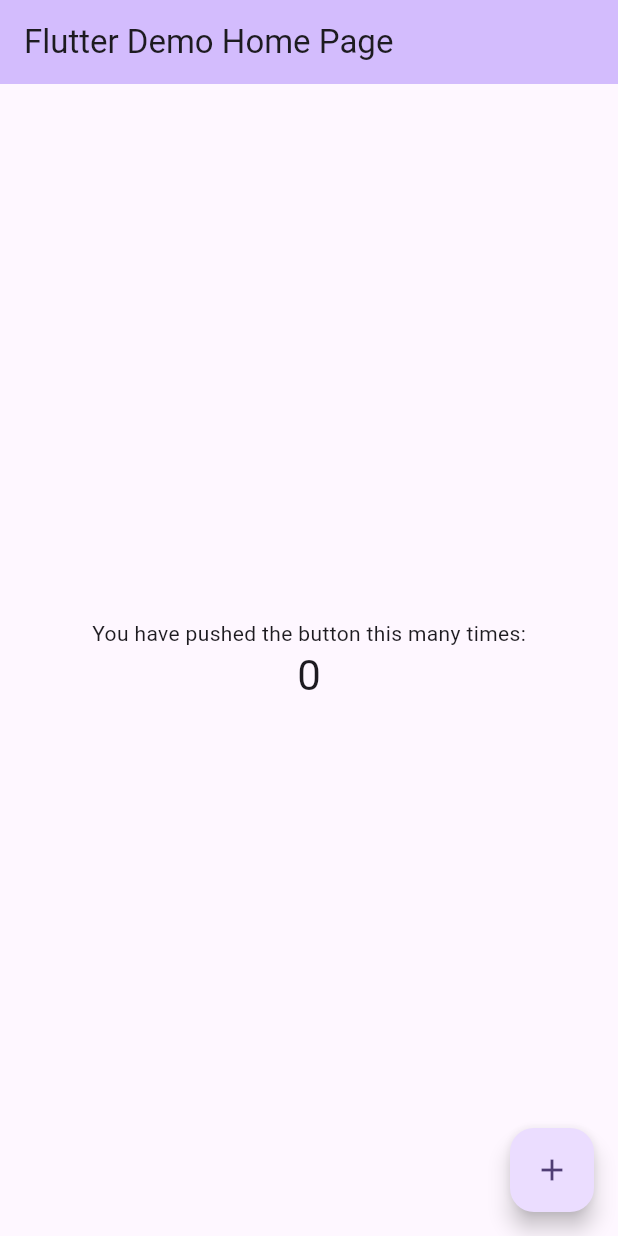
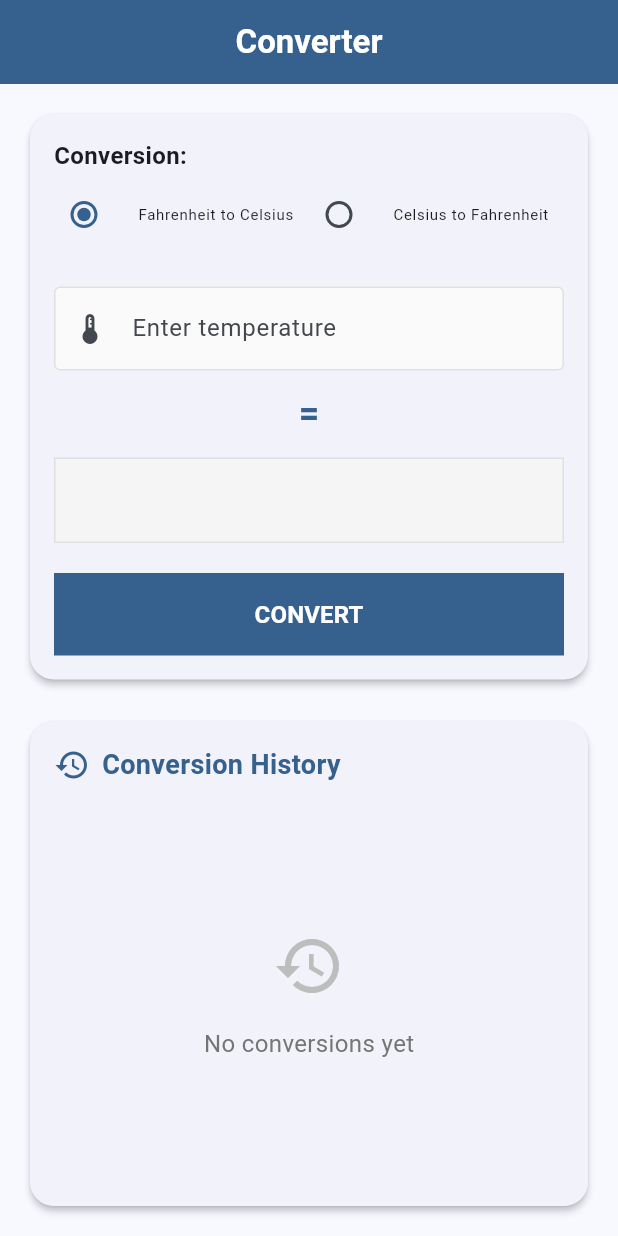
Before and after one commit to MikeManzi/flutter-temperature-converter, a Flutter app: the screen it shows after launch, on a phone screen of 412 x 824 dp. Run offline on Flutter 3.47's test engine with Material 3 defaults, Android fonts, the phone set to English and light mode, and no system bars.

Commit message:
feat: temperature conversion

```diff
--- a/lib/main.dart
+++ b/lib/main.dart
@@ -1,122 +1,43 @@
 import 'package:flutter/material.dart';
+import 'screens/converter_screen.dart';
 
 void main() {
-  runApp(const MyApp());
+  runApp(const ConverterApp());
 }
 
-class MyApp extends StatelessWidget {
-  const MyApp({super.key});
+class ConverterApp extends StatelessWidget {
+  const ConverterApp({super.key});
 
-  // This widget is the root of your application.
   @override
   Widget build(BuildContext context) {
     return MaterialApp(
-      title: 'Flutter Demo',
+      title: 'Converter',
       theme: ThemeData(
-        // This is the theme of your application.
-        //
-        // TRY THIS: Try running your application with "flutter run". You'll see
-        // the application has a purple toolbar. Then, without quitting the app,
-        // try changing the seedColor in the colorScheme below to Colors.green
-        // and then invoke "hot reload" (save your changes or press the "hot
-        // reload" button in a Flutter-supported IDE, or press "r" if you used
-        // the command line to start the app).
-        //
-        // Notice that the counter didn't reset back to zero; the application
-        // state is not lost during the reload. To reset the state, use hot
-        // restart instead.
-        //
-        // This works for code too, not just values: Most code changes can be
-        // tested with just a hot reload.
-        colorScheme: ColorScheme.fromSeed(seedColor: Colors.deepPurple),
+        primarySwatch: Colors.blue,
+        colorScheme: ColorScheme.fromSeed(
+          seedColor: Colors.blue,
+          brightness: Brightness.light,
+        ),
+        useMaterial3: true,
+        inputDecorationTheme: InputDecorationTheme(
+          filled: true,
+          fillColor: Colors.grey.shade50,
+          border: OutlineInputBorder(
+            borderSide: BorderSide(color: Colors.grey.shade300),
+          ),
+          enabledBorder: OutlineInputBorder(
+            borderSide: BorderSide(color: Colors.grey.shade300),
+          ),
+        ),
+        elevatedButtonTheme: ElevatedButtonThemeData(
+          style: ElevatedButton.styleFrom(
+            elevation: 0,
+            padding: const EdgeInsets.symmetric(vertical: 16),
+          ),
+        ),
       ),
-      home: const MyHomePage(title: 'Flutter Demo Home Page'),
+      home: const ConverterScreen(),
+      debugShowCheckedModeBanner: false,
     );
   }
 }
-
-class MyHomePage extends StatefulWidget {
-  const MyHomePage({super.key, required this.title});
-
-  // This widget is the home page of your application. It is stateful, meaning
-  // that it has a State object (defined below) that contains fields that affect
-  // how it looks.
-
-  // This class is the configuration for the state. It holds the values (in this
-  // case the title) provided by the parent (in this case the App widget) and
-  // used by the build method of the State. Fields in a Widget subclass are
-  // always marked "final".
-
-  final String title;
-
-  @override
-  State<MyHomePage> createState() => _MyHomePageState();
-}
-
-class _MyHomePageState extends State<MyHomePage> {
-  int _counter = 0;
-
-  void _incrementCounter() {
-    setState(() {
-      // This call to setState tells the Flutter framework that something has
-      // changed in this State, which causes it to rerun the build method below
-      // so that the display can reflect the updated values. If we changed
-      // _counter without calling setState(), then the build method would not be
-      // called again, and so nothing would appear to happen.
-      _counter++;
-    });
-  }
-
-  @override
-  Widget build(BuildContext context) {
-    // This method is rerun every time setState is called, for instance as done
-    // by the _incrementCounter method above.
-    //
-    // The Flutter framework has been optimized to make rerunning build methods
-    // fast, so that you can just rebuild anything that needs updating rather
-    // than having to individually change instances of widgets.
-    return Scaffold(
-      appBar: AppBar(
-        // TRY THIS: Try changing the color here to a specific color (to
-        // Colors.amber, perhaps?) and trigger a hot reload to see the AppBar
-        // change color while the other colors stay the same.
-        backgroundColor: Theme.of(context).colorScheme.inversePrimary,
-        // Here we take the value from the MyHomePage object that was created by
-        // the App.build method, and use it to set our appbar title.
-        title: Text(widget.title),
-      ),
-      body: Center(
-        // Center is a layout widget. It takes a single child and positions it
-        // in the middle of the parent.
-        child: Column(
-          // Column is also a layout widget. It takes a list of children and
-          // arranges them vertically. By default, it sizes itself to fit its
-          // children horizontally, and tries to be as tall as its parent.
-          //
-          // Column has various properties to control how it sizes itself and
-          // how it positions its children. Here we use mainAxisAlignment to
-          // center the children vertically; the main axis here is the vertical
-          // axis because Columns are vertical (the cross axis would be
-          // horizontal).
-          //
-          // TRY THIS: Invoke "debug painting" (choose the "Toggle Debug Paint"
-          // action in the IDE, or press "p" in the console), to see the
-          // wireframe for each widget.
-          mainAxisAlignment: MainAxisAlignment.center,
-          children: <Widget>[
-            const Text('You have pushed the button this many times:'),
-            Text(
-              '$_counter',
-              style: Theme.of(context).textTheme.headlineMedium,
-            ),
-          ],
-        ),
-      ),
-      floatingActionButton: FloatingActionButton(
-        onPressed: _incrementCounter,
-        tooltip: 'Increment',
-        child: const Icon(Icons.add),
-      ), // This trailing comma makes auto-formatting nicer for build methods.
-    );
-  }
-}
--- /dev/null
+++ b/lib/models/conversion_history.dart
@@ -0,0 +1,20 @@
+class ConversionHistory {
+  final String type;
+  final double inputValue;
+  final double outputValue;
+
+  ConversionHistory({
+    required this.type,
+    required this.inputValue,
+    required this.outputValue,
+  });
+
+  /// Returns a formatted string for display purposes.
+  String get displayText {
+    if (type == 'F to C') {
+      return 'F to C: ${inputValue.toStringAsFixed(1)} ⇒ ${outputValue.toStringAsFixed(1)}';
+    } else {
+      return 'C to F: ${inputValue.toStringAsFixed(1)} ⇒ ${outputValue.toStringAsFixed(1)}';
+    }
+  }
+}
--- /dev/null
+++ b/lib/screens/converter_screen.dart
@@ -0,0 +1,276 @@
+import 'package:flutter/material.dart';
+import '../models/conversion_history.dart';
+import '../utils/converter.dart';
+import '../widgets/conversion_selector.dart';
+import '../widgets/temperature_section.dart';
+import '../widgets/conversion_history.dart';
+
+/// The main screen of the Converter app.
+class ConverterScreen extends StatefulWidget {
+  const ConverterScreen({super.key});
+
+  @override
+  State<ConverterScreen> createState() => _ConverterScreenState();
+}
+
+class _ConverterScreenState extends State<ConverterScreen> {
+  // Controller for the input text field
+  final TextEditingController _inputController = TextEditingController();
+
+  // Flag to determine conversion direction: true for F to C, false for C to F
+  bool _isFahrenheitToCelsius = true;
+
+  // Holds the converted temperature value
+  double? _convertedValue;
+
+  // List to store conversion history
+  final List<ConversionHistory> _conversionHistory = [];
+
+  @override
+  void dispose() {
+    _inputController.dispose();
+    super.dispose();
+  }
+
+  /// Handles the temperature conversion process.
+  ///
+  /// This method:
+  /// 1. Validates the input value
+  /// 2. Performs the conversion
+  /// 3. Updates the conversion history
+  /// 4. Updates the UI state
+  void _handleConversion() {
+    // Validate empty input
+    if (_inputController.text.isEmpty) {
+      ScaffoldMessenger.of(context).showSnackBar(
+        const SnackBar(content: Text('Please enter a temperature value')),
+      );
+      return;
+    }
+
+    // Validate numeric input
+    final inputValue = double.tryParse(_inputController.text);
+    if (inputValue == null) {
+      ScaffoldMessenger.of(context).showSnackBar(
+        const SnackBar(content: Text('Please enter a valid number')),
+      );
+      return;
+    }
+
+    // Perform conversion and update history
+    final convertedValue = convertTemperature(
+      inputValue,
+      _isFahrenheitToCelsius,
+    );
+    final historyEntry = ConversionHistory(
+      type: _isFahrenheitToCelsius ? 'F to C' : 'C to F',
+      inputValue: inputValue,
+      outputValue: convertedValue,
+    );
+
+    setState(() {
+      _convertedValue = convertedValue;
+      _conversionHistory.insert(0, historyEntry);
+    });
+  }
+
+  @override
+  Widget build(BuildContext context) {
+    return Scaffold(
+      resizeToAvoidBottomInset: false,
+      appBar: AppBar(
+        title: const Text(
+          'Converter',
+          style: TextStyle(color: Colors.white, fontWeight: FontWeight.bold),
+        ),
+        backgroundColor: Theme.of(context).colorScheme.primary,
+        centerTitle: true,
+        elevation: 0,
+      ),
+      body: OrientationBuilder(
+        builder: (context, orientation) {
+          if (orientation == Orientation.portrait) {
+            return _buildPortraitLayout();
+          } else {
+            return _buildLandscapeLayout();
+          }
+        },
+      ),
+    );
+  }
+
+  /// Builds the portrait layout of the app.
+  Widget _buildPortraitLayout() {
+    return Padding(
+      padding: const EdgeInsets.all(16.0),
+      child: Column(
+        crossAxisAlignment: CrossAxisAlignment.start,
+        children: [
+          Card(
+            elevation: 2,
+            shape: RoundedRectangleBorder(
+              borderRadius: BorderRadius.circular(16),
+            ),
+            child: Padding(
+              padding: const EdgeInsets.all(16.0),
+              child: Column(
+                crossAxisAlignment: CrossAxisAlignment.start,
+                children: [
+                  ConversionSelector(
+                    isFahrenheitToCelsius: _isFahrenheitToCelsius,
+                    onChanged: (value) {
+                      setState(() {
+                        _isFahrenheitToCelsius = value;
+                        _convertedValue = null;
+                      });
+                    },
+                  ),
+                  const SizedBox(height: 20),
+                  TemperatureSection(
+                    inputController: _inputController,
+                    convertedValue: _convertedValue,
+                    onInputChanged: () {
+                      if (_convertedValue != null) {
+                        setState(() {
+                          _convertedValue = null;
+                        });
+                      }
+                    },
+                  ),
+                  const SizedBox(height: 20),
+                  SizedBox(
+                    width: double.infinity,
+                    child: ElevatedButton(
+                      onPressed: _handleConversion,
+                      style: ElevatedButton.styleFrom(
+                        backgroundColor: Theme.of(context).colorScheme.primary,
+                        foregroundColor: Colors.white,
+                        shape: RoundedRectangleBorder(
+                          borderRadius: BorderRadius.zero, // No border radius
+                        ),
+                      ),
+                      child: const Text(
+                        'CONVERT',
+                        style: TextStyle(
+                          fontSize: 16,
+                          fontWeight: FontWeight.bold,
+                        ),
+                      ),
+                    ),
+                  ),
+                ],
+              ),
+            ),
+          ),
+          const SizedBox(height: 20),
+          Expanded(
+            child: Card(
+              elevation: 2,
+              shape: RoundedRectangleBorder(
+                borderRadius: BorderRadius.circular(16),
+              ),
+              child: Padding(
+                padding: const EdgeInsets.all(16.0),
+                child: ConversionHistorySection(history: _conversionHistory),
+              ),
+            ),
+          ),
+        ],
+      ),
+    );
+  }
+
+  /// Builds the landscape layout of the app.
+  ///
+  /// This layout arranges components horizontally:
+  /// - Conversion controls on the left
+  /// - History section on the right
+  Widget _buildLandscapeLayout() {
+    return Padding(
+      padding: const EdgeInsets.all(16.0),
+      child: Row(
+        crossAxisAlignment: CrossAxisAlignment.start,
+        children: [
+          Expanded(
+            flex: 1,
+            child: Card(
+              elevation: 2,
+              shape: RoundedRectangleBorder(
+                borderRadius: BorderRadius.circular(16),
+              ),
+              child: SingleChildScrollView(
+                child: Padding(
+                  padding: const EdgeInsets.all(16.0),
+                  child: Column(
+                    mainAxisSize: MainAxisSize.min,
+                    crossAxisAlignment: CrossAxisAlignment.start,
+                    children: [
+                      ConversionSelector(
+                        isFahrenheitToCelsius: _isFahrenheitToCelsius,
+                        onChanged: (value) {
+                          setState(() {
+                            _isFahrenheitToCelsius = value;
+                            _convertedValue = null;
+                          });
+                        },
+                      ),
+                      const SizedBox(height: 20),
+                      TemperatureSection(
+                        inputController: _inputController,
+                        convertedValue: _convertedValue,
+                        onInputChanged: () {
+                          if (_convertedValue != null) {
+                            setState(() {
+                              _convertedValue = null;
+                            });
+                          }
+                        },
+                      ),
+                      const SizedBox(height: 20),
+                      SizedBox(
+                        width: double.infinity,
+                        child: ElevatedButton(
+                          onPressed: _handleConversion,
+                          style: ElevatedButton.styleFrom(
+                            backgroundColor:
+                                Theme.of(context).colorScheme.primary,
+                            foregroundColor: Colors.white,
+                            shape: RoundedRectangleBorder(
+                              borderRadius:
+                                  BorderRadius.zero, // No border radius
+                            ),
+                          ),
+                          child: const Text(
+                            'CONVERT',
+                            style: TextStyle(
+                              fontSize: 16,
+                              fontWeight: FontWeight.bold,
+                            ),
+                          ),
+                        ),
+                      ),
+                    ],
+                  ),
+                ),
+              ),
+            ),
+          ),
+          const SizedBox(width: 16),
+          Expanded(
+            flex: 1,
+            child: Card(
+              elevation: 2,
+              shape: RoundedRectangleBorder(
+                borderRadius: BorderRadius.circular(16),
+              ),
+              child: Padding(
+                padding: const EdgeInsets.all(16.0),
+                child: ConversionHistorySection(history: _conversionHistory),
+              ),
+            ),
+          ),
+        ],
+      ),
+    );
+  }
+}
--- /dev/null
+++ b/lib/widgets/conversion_history.dart
@@ -0,0 +1,110 @@
+import 'package:flutter/material.dart';
+import '../models/conversion_history.dart';
+
+class ConversionHistorySection extends StatelessWidget {
+  final List<ConversionHistory> history;
+
+  const ConversionHistorySection({
+    Key? key,
+    required this.history,
+  }) : super(key: key);
+
+  @override
+  Widget build(BuildContext context) {
+    return Column(
+      crossAxisAlignment: CrossAxisAlignment.start,
+      children: [
+        Row(
+          children: [
+            Icon(
+              Icons.history,
+              color: Theme.of(context).colorScheme.primary,
+            ),
+            const SizedBox(width: 8),
+            Text(
+              'Conversion History',
+              style: TextStyle(
+                fontSize: 18,
+                fontWeight: FontWeight.bold,
+                color: Theme.of(context).colorScheme.primary,
+              ),
+            ),
+          ],
+        ),
+        const SizedBox(height: 16),
+        Expanded(
+          child: history.isEmpty
+              ? Center(
+                  child: Column(
+                    mainAxisAlignment: MainAxisAlignment.center,
+                    children: [
+                      Icon(
+                        Icons.history_outlined,
+                        size: 48,
+                        color: Colors.grey.shade400,
+                      ),
+                      const SizedBox(height: 16),
+                      Text(
+                        'No conversions yet',
+                        style: TextStyle(
+                          color: Colors.grey.shade600,
+                          fontSize: 16,
+                        ),
+                      ),
+                    ],
+                  ),
+                )
+              : ListView.builder(
+                  itemCount: history.length,
+                  itemBuilder: (context, index) {
+                    final entry = history[index];
+                    return Card(
+                      key: ValueKey<int>(index),
+                      elevation: 0,
+                      margin: const EdgeInsets.only(bottom: 8),
+                      shape: RoundedRectangleBorder(
+                        borderRadius: BorderRadius.circular(8),
+                        side: BorderSide(
+                          color: Colors.grey.shade200,
+                        ),
+                      ),
+                      child: ListTile(
+                        contentPadding: const EdgeInsets.symmetric(
+                          horizontal: 16,
+                          vertical: 8,
+                        ),
+                        leading: CircleAvatar(
+                          backgroundColor: Theme.of(context)
+                              .colorScheme
+                              .primary
+                              .withOpacity(0.1),
+                          child: Icon(
+                            entry.type == 'F to C'
+                                ? Icons.arrow_downward
+                                : Icons.arrow_upward,
+                            color: Theme.of(context).colorScheme.primary,
+                          ),
+                        ),
+                        title: Text(
+                          entry.displayText,
+                          style: const TextStyle(
+                            fontSize: 16,
+                            fontWeight: FontWeight.w500,
+                          ),
+                        ),
+                        subtitle: Text(
+                          entry.type,
+                          style: TextStyle(
+                            color: Colors.grey.shade600,
+                            fontSize: 14,
+                          ),
+                        ),
+                      ),
+                    );
+                  },
+                ),
+        ),
+      ],
+    );
+  }
+}
--- /dev/null
+++ b/lib/widgets/conversion_selector.dart
@@ -0,0 +1,53 @@
+import 'package:flutter/material.dart';
+
+class ConversionSelector extends StatelessWidget {
+  final bool isFahrenheitToCelsius;
+  final ValueChanged<bool> onChanged;
+
+  const ConversionSelector({
+    Key? key,
+    required this.isFahrenheitToCelsius,
+    required this.onChanged,
+  }) : super(key: key);
+
+  @override
+  Widget build(BuildContext context) {
+    return Column(
+      crossAxisAlignment: CrossAxisAlignment.start,
+      children: [
+        const Text(
+          'Conversion:',
+          style: TextStyle(fontSize: 16, fontWeight: FontWeight.bold),
+        ),
+        Row(
+          children: [
+            Expanded(
+              child: RadioListTile<bool>(
+                title: const Text(
+                  'Fahrenheit to Celsius',
+                  style: TextStyle(fontSize: 10),
+                ),
+                value: true,
+                groupValue: isFahrenheitToCelsius,
+                onChanged: (bool? value) => onChanged(value!),
+                contentPadding: EdgeInsets.zero,
+              ),
+            ),
+            Expanded(
+              child: RadioListTile<bool>(
+                title: const Text(
+                  'Celsius to Fahrenheit',
+                  style: TextStyle(fontSize: 10),
+                ),
+                value: false,
+                groupValue: isFahrenheitToCelsius,
+                onChanged: (bool? value) => onChanged(value!),
+                contentPadding: EdgeInsets.zero,
+              ),
+            ),
+          ],
+        ),
+      ],
+    );
+  }
+}
--- /dev/null
+++ b/lib/widgets/temperature_section.dart
@@ -0,0 +1,101 @@
+import 'package:flutter/material.dart';
+import 'package:flutter/services.dart';
+
+class TemperatureSection extends StatelessWidget {
+  final TextEditingController inputController;
+  final double? convertedValue;
+  final VoidCallback onInputChanged;
+
+  const TemperatureSection({
+    Key? key,
+    required this.inputController,
+    required this.convertedValue,
+    required this.onInputChanged,
+  }) : super(key: key);
+
+  @override
+  Widget build(BuildContext context) {
+    return Column(
+      crossAxisAlignment: CrossAxisAlignment.stretch,
+      children: [
+        // Input field
+        TextField(
+          controller: inputController,
+          keyboardType: const TextInputType.numberWithOptions(
+            decimal: true,
+            signed: true,
+          ),
+          inputFormatters: [
+            FilteringTextInputFormatter.allow(RegExp(r'^-?\d*\.?\d*')),
+          ],
+          decoration: InputDecoration(
+            hintText: 'Enter temperature',
+            prefixIcon: const Icon(Icons.thermostat_outlined),
+            contentPadding: const EdgeInsets.symmetric(
+              horizontal: 16,
+              vertical: 16,
+            ),
+          ),
+          style: const TextStyle(fontSize: 16),
+          onChanged: (_) => onInputChanged(),
+        ),
+
+        const SizedBox(height: 12),
+
+        // Equals sign with animation
+        Center(
+          child: AnimatedSwitcher(
+            duration: const Duration(milliseconds: 300),
+            child: Text(
+              '=',
+              key: ValueKey<double?>(convertedValue),
+              style: TextStyle(
+                fontSize: 24,
+                fontWeight: FontWeight.bold,
+                color: Theme.of(context).colorScheme.primary,
+              ),
+            ),
+          ),
+        ),
+
+        const SizedBox(height: 12),
+
+        // Result display with animation
+        AnimatedContainer(
+          duration: const Duration(milliseconds: 300),
+          padding: const EdgeInsets.symmetric(horizontal: 16, vertical: 16),
+          decoration: BoxDecoration(
+            color:
+                convertedValue != null
+                    ? Theme.of(context).colorScheme.primary.withOpacity(0.1)
+                    : Colors.grey.shade100,
+            border: Border.all(
+              color:
+                  convertedValue != null
+                      ? Theme.of(context).colorScheme.primary
+                      : Colors.grey.shade300,
+            ),
+          ),
+          child: AnimatedSwitcher(
+            duration: const Duration(milliseconds: 300),
+            child: Text(
+              convertedValue?.toStringAsFixed(1) ?? '',
+              key: ValueKey<double?>(convertedValue),
+              style: TextStyle(
+                fontSize: 16,
+                color:
+                    convertedValue != null
+                        ? Theme.of(context).colorScheme.primary
+                        : Colors.grey,
+                fontWeight:
+                    convertedValue != null
+                        ? FontWeight.bold
+                        : FontWeight.normal,
+              ),
+            ),
+          ),
+        ),
+      ],
+    );
+  }
+}
```
Also changed, not shown: lib/utils/converter.dart (added, +10 -0 lines), 1 other file.
